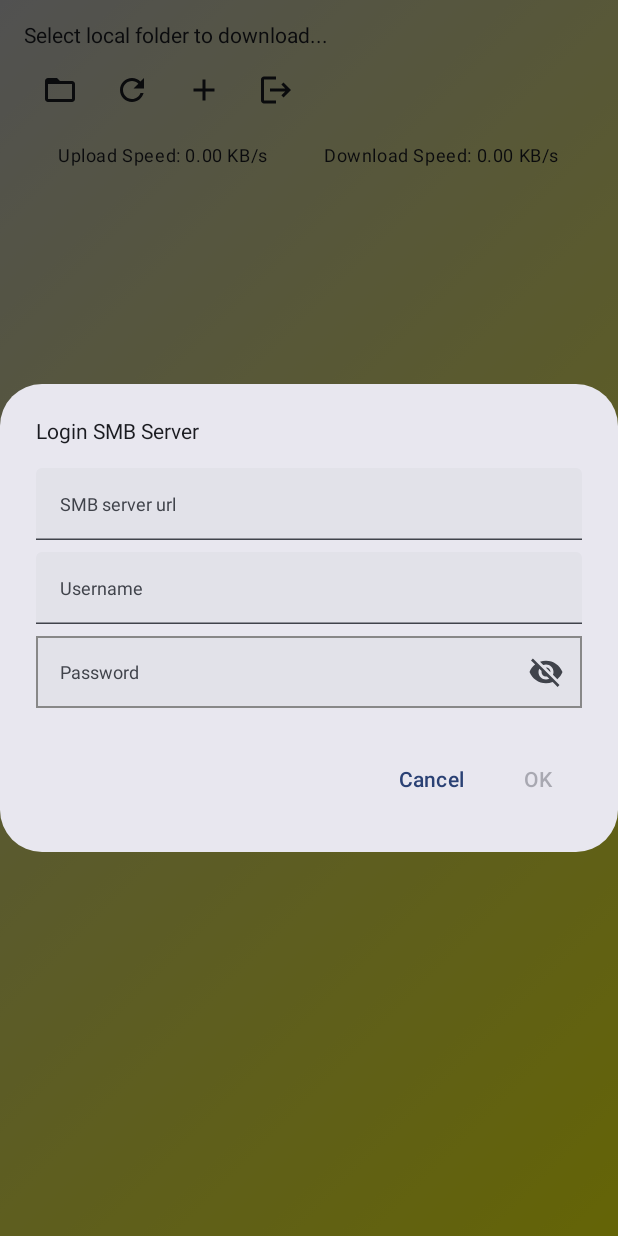
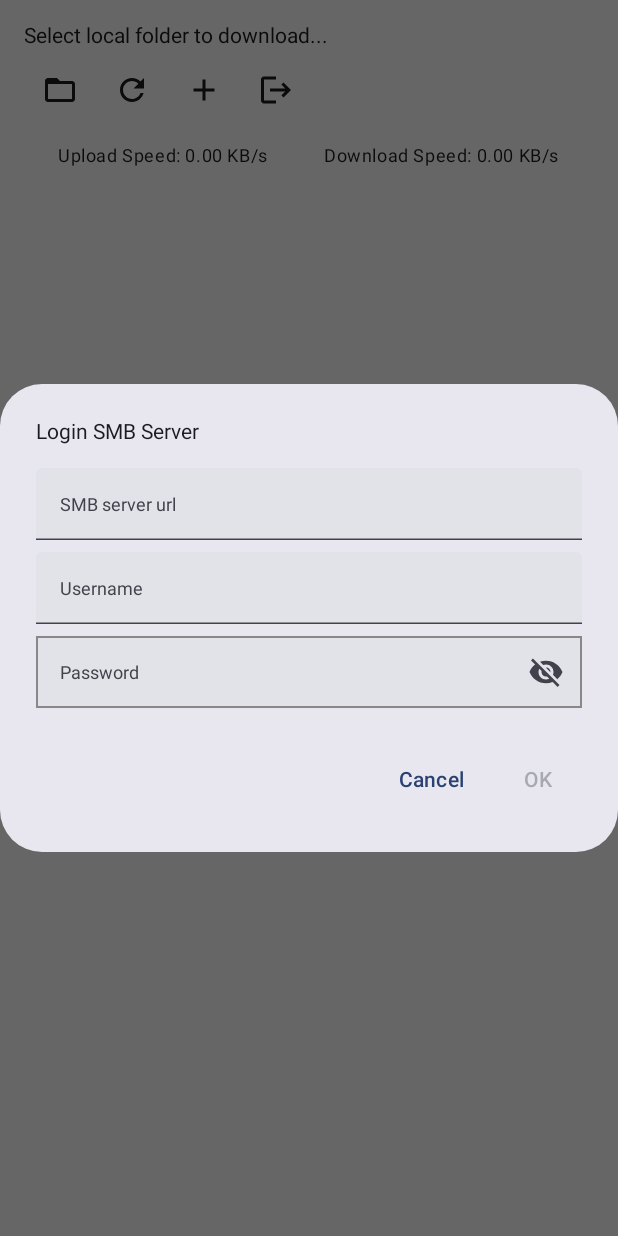
Before and after one commit to bowmanonjupiter2/android-smb-explorer-basic, an Android app built with Jetpack Compose: the screen it shows after launch (MainActivity), on a phone screen of 412 x 824 dp. Run offline under Robolectric (Android 15) with nearby library versions, the light colour scheme and no system bars; our stand-ins replace livedata-compose; libraries missing offline, so code that uses them is left out: jcifs.context, jcifs.smb; 6 statements that could not run were skipped.

Commit message:
add logout prompt to avoid accidentally logout use white background instead of gradient color use animation blink of the select download folder to have user attention

```diff
--- a/app/src/main/java/com/rainforce/androidsmbclient/MainActivity.kt
+++ b/app/src/main/java/com/rainforce/androidsmbclient/MainActivity.kt
@@ -67,7 +67,6 @@ import androidx.compose.runtime.setValue
 import androidx.compose.ui.Alignment
 import androidx.compose.ui.Modifier
 import androidx.compose.ui.draw.drawBehind
-import androidx.compose.ui.graphics.Brush
 import androidx.compose.ui.graphics.Color
 import androidx.compose.ui.platform.LocalContext
 import androidx.compose.ui.text.TextStyle
@@ -134,8 +133,7 @@ fun MainScreen(viewModel: SMBFileListViewModel) {
 
     val remoteServerErrorMessage = viewModel.remoteServerError.observeAsState(initial = "")
 
-    val backgroundColorGradient1 = if (isSystemInDarkTheme()) { Color.DarkGray } else { Color.LightGray }
-    val backgroundColorGradient2 = if (isSystemInDarkTheme()) { Color.Black } else { Color.Yellow }
+    val isLogOffConfirmationDialogVisible = remember { mutableStateOf(false) }
 
     val pickFileLauncher =
         rememberLauncherForActivityResult(ActivityResultContracts.OpenDocument()) { uri ->
@@ -195,13 +193,7 @@ fun MainScreen(viewModel: SMBFileListViewModel) {
             modifier = Modifier
                 .statusBarsPadding()
                 .systemBarsPadding()
-                .background(
-                    brush = Brush.linearGradient(
-                        colors = listOf(backgroundColorGradient1, backgroundColorGradient2),
-                        start = androidx.compose.ui.geometry.Offset(0f, 0f),
-                        end = androidx.compose.ui.geometry.Offset(1000f, 1000f)
-                    )
-                )
+                .background(Color.White)
         ) {
             if (isInProgress) {
                 CircularProgressIndicator(modifier = Modifier.align(Alignment.Center))
@@ -224,7 +216,6 @@ fun MainScreen(viewModel: SMBFileListViewModel) {
                     }
                 }
                 Row {
-
                     HighlightedButton {
                         pickFolderLauncher.launch(null)
                     }
@@ -257,8 +248,8 @@ fun MainScreen(viewModel: SMBFileListViewModel) {
 
                     IconButton(
                         onClick = {
-                            viewModel.cleanSMBServerProfile()
-                            viewModel.retrieveSavedSMBServerProfile()
+                            isLogOffConfirmationDialogVisible.value = true
+
                         },
                         modifier = Modifier
                             .padding(bottom = 4.dp)
@@ -269,6 +260,20 @@ fun MainScreen(viewModel: SMBFileListViewModel) {
                             contentDescription = "Log off current SMB server"
                         )
                     }
+                }
+
+                if (isLogOffConfirmationDialogVisible.value) {
+                    ConfirmationDialog(
+                        title = "Log off",
+                        message = "Are you sure you want to log off?",
+                        onConfirm = {
+                            viewModel.cleanSMBServerProfile()
+                            viewModel.retrieveSavedSMBServerProfile()
+                        },
+                        onDismiss = {
+                            isLogOffConfirmationDialogVisible.value = false
+                        }
+                    )
                 }
 
                 DownloadSpeedDisplay()
@@ -567,15 +572,22 @@ private fun DownloadSpeedDisplay() {
 @Composable
 fun HighlightedButton(onClick: () -> Unit) {
     var isHighlighted by remember { mutableStateOf(false) }
+    var isLoopingHighlighted by remember { mutableStateOf(true) }
 
     LaunchedEffect(Unit) {
+        while (isLoopingHighlighted) {
             isHighlighted = true
-        delay(3000) // Change the duration as needed
+            delay(500)
             isHighlighted = false
+            delay(500)// Change the duration as needed
+        }
     }
 
     IconButton(
-        onClick = onClick,
+        onClick = {
+            isLoopingHighlighted = false
+            onClick()
+        },
         modifier = Modifier
             .padding(bottom = 4.dp)
             .background(
@@ -589,7 +601,6 @@ fun HighlightedButton(onClick: () -> Unit) {
         )
     }
 }
-
 
 
 @Composable
@@ -608,3 +619,31 @@ fun DynamicShortenText(fullText: String) {
         style = MaterialTheme.typography.bodySmall
     )
 }
+
+@Composable
+fun ConfirmationDialog(
+    title: String,
+    message: String,
+    onConfirm: () -> Unit,
+    onDismiss: () -> Unit
+) {
+    AlertDialog(
+        onDismissRequest = onDismiss,
+        confirmButton = {
+            TextButton(onClick = onConfirm) {
+                Text("Confirm")
+            }
+        },
+        dismissButton = {
+            TextButton(onClick = onDismiss) {
+                Text("Cancel")
+            }
+        },
+        title = {
+            Text(text = title)
+        },
+        text = {
+            Text(text = message)
+        }
+    )
+}
```
Lines whose indentation alone changed are shown as unchanged.
